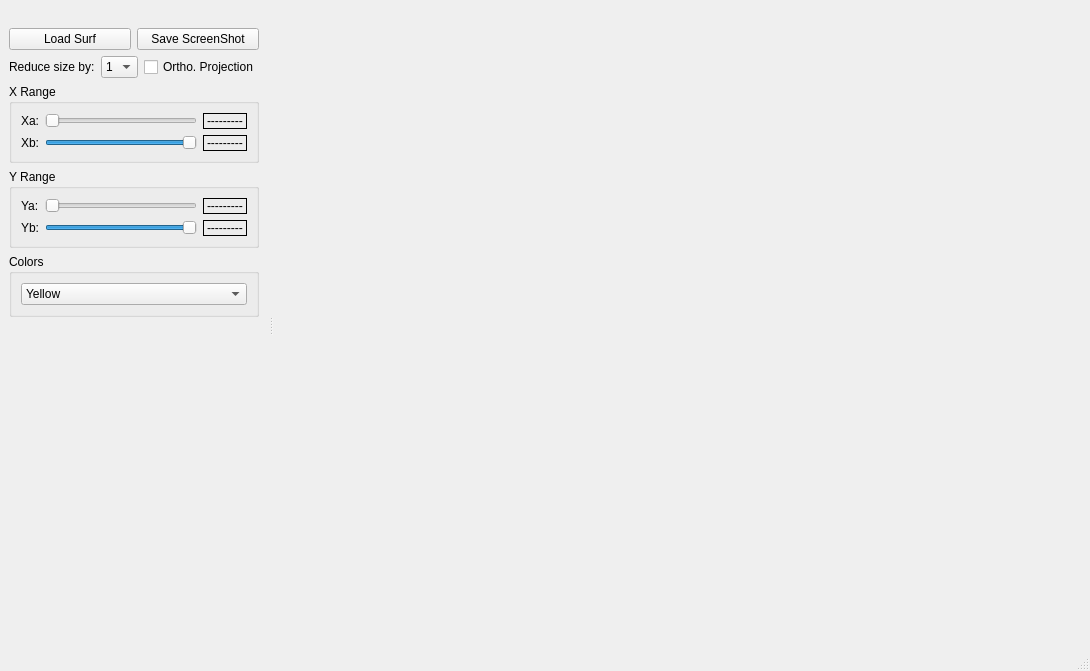
The window that DisplaySurf/mainwindow.ui (otre99/NormalMap2Surface) describes before a commit, drawn with Qt 5.
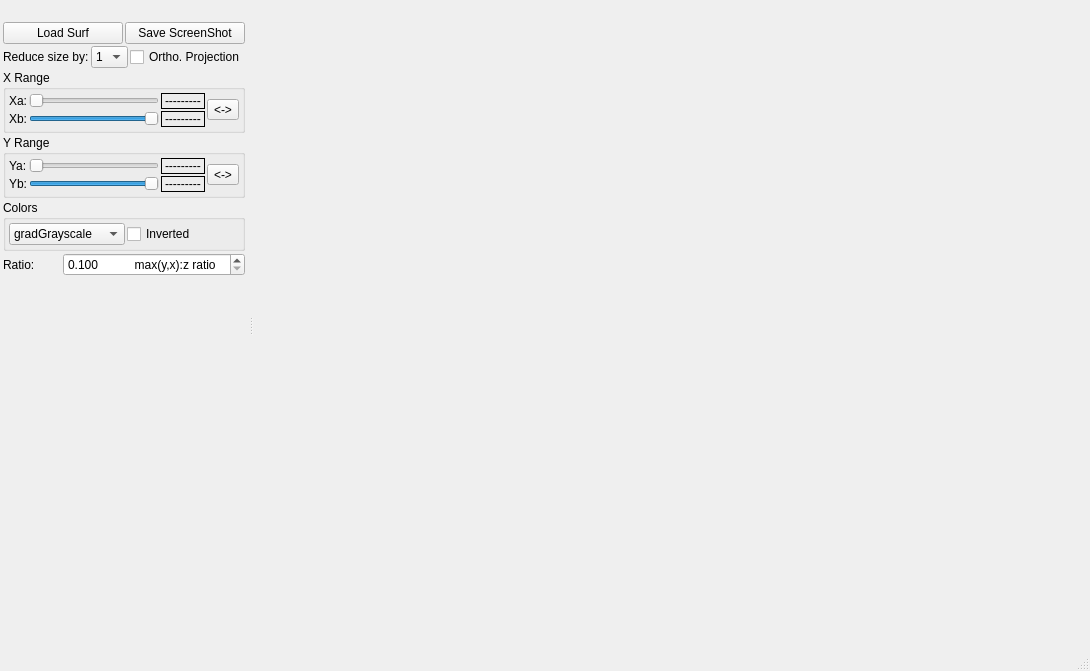
The same window after the commit.

The edit to the form file:
```diff
--- a/DisplaySurf/mainwindow.ui
+++ b/DisplaySurf/mainwindow.ui
@@ -37,168 +37,40 @@
    </attribute>
    <widget class="QWidget" name="dockWidgetContents">
     <layout class="QGridLayout" name="gridLayout_6">
-     <item row="7" column="0">
-      <spacer name="verticalSpacer">
-       <property name="orientation">
-        <enum>Qt::Vertical</enum>
-       </property>
-       <property name="sizeHint" stdset="0">
-        <size>
-         <width>20</width>
-         <height>358</height>
-        </size>
-       </property>
-      </spacer>
-     </item>
-     <item row="1" column="0">
+     <property name="leftMargin">
+      <number>3</number>
+     </property>
+     <property name="topMargin">
+      <number>3</number>
+     </property>
+     <property name="rightMargin">
+      <number>3</number>
+     </property>
+     <property name="bottomMargin">
+      <number>3</number>
+     </property>
+     <property name="spacing">
+      <number>2</number>
+     </property>
+     <item row="0" column="0">
       <widget class="QPushButton" name="pushButton">
        <property name="text">
         <string>Load Surf</string>
        </property>
       </widget>
      </item>
-     <item row="4" column="0" colspan="2">
-      <widget class="QGroupBox" name="groupBox_2">
-       <property name="title">
-        <string>Y Range</string>
+     <item row="0" column="1">
+      <widget class="QPushButton" name="pushButtonScreenShot">
+       <property name="text">
+        <string>Save ScreenShot</string>
        </property>
-       <layout class="QGridLayout" name="gridLayout_3">
-        <item row="0" column="0">
-         <layout class="QGridLayout" name="gridLayout_4">
-          <item row="0" column="0">
-           <widget class="QLabel" name="label_6">
-            <property name="text">
-             <string>Ya:</string>
-            </property>
-           </widget>
-          </item>
-          <item row="0" column="1">
-           <widget class="QSlider" name="horizontalSliderYmin">
-            <property name="maximum">
-             <number>999999999</number>
-            </property>
-            <property name="orientation">
-             <enum>Qt::Horizontal</enum>
-            </property>
-           </widget>
-          </item>
-          <item row="0" column="2">
-           <widget class="QLabel" name="lbYMin">
-            <property name="frameShape">
-             <enum>QFrame::Box</enum>
-            </property>
-            <property name="text">
-             <string>---------</string>
-            </property>
-           </widget>
-          </item>
-          <item row="1" column="0">
-           <widget class="QLabel" name="label_8">
-            <property name="text">
-             <string>Yb:</string>
-            </property>
-           </widget>
-          </item>
-          <item row="1" column="1">
-           <widget class="QSlider" name="horizontalSliderYmax">
-            <property name="maximum">
-             <number>999999999</number>
-            </property>
-            <property name="value">
-             <number>999999999</number>
-            </property>
-            <property name="orientation">
-             <enum>Qt::Horizontal</enum>
-            </property>
-           </widget>
-          </item>
-          <item row="1" column="2">
-           <widget class="QLabel" name="lbYMax">
-            <property name="frameShape">
-             <enum>QFrame::Box</enum>
-            </property>
-            <property name="text">
-             <string>---------</string>
-            </property>
-           </widget>
-          </item>
-         </layout>
-        </item>
-       </layout>
       </widget>
      </item>
-     <item row="3" column="0" colspan="2">
-      <widget class="QGroupBox" name="groupBox">
-       <property name="title">
-        <string>X Range</string>
-       </property>
-       <layout class="QGridLayout" name="gridLayout_2">
-        <item row="0" column="0">
-         <layout class="QGridLayout" name="gridLayout">
-          <item row="0" column="0">
-           <widget class="QLabel" name="label_2">
-            <property name="text">
-             <string>Xa:</string>
-            </property>
-           </widget>
-          </item>
-          <item row="0" column="1">
-           <widget class="QSlider" name="horizontalSliderXmin">
-            <property name="maximum">
-             <number>999999999</number>
-            </property>
-            <property name="orientation">
-             <enum>Qt::Horizontal</enum>
-            </property>
-           </widget>
-          </item>
-          <item row="0" column="2">
-           <widget class="QLabel" name="lbXMin">
-            <property name="frameShape">
-             <enum>QFrame::Box</enum>
-            </property>
-            <property name="text">
-             <string>---------</string>
-            </property>
-           </widget>
-          </item>
-          <item row="1" column="0">
-           <widget class="QLabel" name="label_3">
-            <property name="text">
-             <string>Xb:</string>
-            </property>
-           </widget>
-          </item>
-          <item row="1" column="1">
-           <widget class="QSlider" name="horizontalSliderXmax">
-            <property name="maximum">
-             <number>999999999</number>
-            </property>
-            <property name="value">
-             <number>999999999</number>
-            </property>
-            <property name="orientation">
-             <enum>Qt::Horizontal</enum>
-            </property>
-           </widget>
-          </item>
-          <item row="1" column="2">
-           <widget class="QLabel" name="lbXMax">
-            <property name="frameShape">
-             <enum>QFrame::Box</enum>
-            </property>
-            <property name="text">
-             <string>---------</string>
-            </property>
-           </widget>
-          </item>
-         </layout>
-        </item>
-       </layout>
-      </widget>
-     </item>
-     <item row="2" column="0" colspan="2">
+     <item row="1" column="0" colspan="2">
       <layout class="QHBoxLayout" name="horizontalLayout">
+       <property name="spacing">
+        <number>2</number>
+       </property>
        <item>
         <widget class="QLabel" name="label">
          <property name="text">
@@ -254,17 +126,254 @@
        </item>
       </layout>
      </item>
+     <item row="2" column="0" colspan="2">
+      <widget class="QGroupBox" name="groupBox">
+       <property name="title">
+        <string>X Range</string>
+       </property>
+       <layout class="QGridLayout" name="gridLayout">
+        <property name="leftMargin">
+         <number>3</number>
+        </property>
+        <property name="topMargin">
+         <number>3</number>
+        </property>
+        <property name="rightMargin">
+         <number>3</number>
+        </property>
+        <property name="bottomMargin">
+         <number>3</number>
+        </property>
+        <property name="spacing">
+         <number>2</number>
+        </property>
+        <item row="0" column="0">
+         <widget class="QLabel" name="label_2">
+          <property name="text">
+           <string>Xa:</string>
+          </property>
+         </widget>
+        </item>
+        <item row="0" column="1">
+         <widget class="QSlider" name="horizontalSliderXmin">
+          <property name="maximum">
+           <number>999999999</number>
+          </property>
+          <property name="orientation">
+           <enum>Qt::Horizontal</enum>
+          </property>
+         </widget>
+        </item>
+        <item row="0" column="2">
+         <widget class="QLabel" name="lbXMin">
+          <property name="frameShape">
+           <enum>QFrame::Box</enum>
+          </property>
+          <property name="text">
+           <string>---------</string>
+          </property>
+         </widget>
+        </item>
+        <item row="0" column="3" rowspan="2">
+         <widget class="QToolButton" name="toolButtonExpandX">
+          <property name="text">
+           <string>&lt;-&gt;</string>
+          </property>
+         </widget>
+        </item>
+        <item row="1" column="0">
+         <widget class="QLabel" name="label_3">
+          <property name="text">
+           <string>Xb:</string>
+          </property>
+         </widget>
+        </item>
+        <item row="1" column="1">
+         <widget class="QSlider" name="horizontalSliderXmax">
+          <property name="maximum">
+           <number>999999999</number>
+          </property>
+          <property name="value">
+           <number>999999999</number>
+          </property>
+          <property name="orientation">
+           <enum>Qt::Horizontal</enum>
+          </property>
+         </widget>
+        </item>
+        <item row="1" column="2">
+         <widget class="QLabel" name="lbXMax">
+          <property name="frameShape">
+           <enum>QFrame::Box</enum>
+          </property>
+          <property name="text">
+           <string>---------</string>
+          </property>
+         </widget>
+        </item>
+       </layout>
+      </widget>
+     </item>
+     <item row="3" column="0" colspan="2">
+      <widget class="QGroupBox" name="groupBox_2">
+       <property name="title">
+        <string>Y Range</string>
+       </property>
+       <layout class="QGridLayout" name="gridLayout_2">
+        <property name="leftMargin">
+         <number>3</number>
+        </property>
+        <property name="topMargin">
+         <number>3</number>
+        </property>
+        <property name="rightMargin">
+         <number>3</number>
+        </property>
+        <property name="bottomMargin">
+         <number>3</number>
+        </property>
+        <property name="spacing">
+         <number>2</number>
+        </property>
+        <item row="0" column="0">
+         <widget class="QLabel" name="label_6">
+          <property name="text">
+           <string>Ya:</string>
+          </property>
+         </widget>
+        </item>
+        <item row="0" column="1">
+         <widget class="QSlider" name="horizontalSliderYmin">
+          <property name="maximum">
+           <number>999999999</number>
+          </property>
+          <property name="orientation">
+           <enum>Qt::Horizontal</enum>
+          </property>
+         </widget>
+        </item>
+        <item row="0" column="2">
+         <widget class="QLabel" name="lbYMin">
+          <property name="frameShape">
+           <enum>QFrame::Box</enum>
+          </property>
+          <property name="text">
+           <string>---------</string>
+          </property>
+         </widget>
+        </item>
+        <item row="0" column="3" rowspan="2">
+         <widget class="QToolButton" name="toolButtonExpandY">
+          <property name="text">
+           <string>&lt;-&gt;</string>
+          </property>
+         </widget>
+        </item>
+        <item row="1" column="0">
+         <widget class="QLabel" name="label_8">
+          <property name="text">
+           <string>Yb:</string>
+          </property>
+         </widget>
+        </item>
+        <item row="1" column="1">
+         <widget class="QSlider" name="horizontalSliderYmax">
+          <property name="maximum">
+           <number>999999999</number>
+          </property>
+          <property name="value">
+           <number>999999999</number>
+          </property>
+          <property name="orientation">
+           <enum>Qt::Horizontal</enum>
+          </property>
+         </widget>
+        </item>
+        <item row="1" column="2">
+         <widget class="QLabel" name="lbYMax">
+          <property name="frameShape">
+           <enum>QFrame::Box</enum>
+          </property>
+          <property name="text">
+           <string>---------</string>
+          </property>
+         </widget>
+        </item>
+       </layout>
+      </widget>
+     </item>
      <item row="5" column="0" colspan="2">
+      <layout class="QHBoxLayout" name="horizontalLayout_2">
+       <property name="spacing">
+        <number>2</number>
+       </property>
+       <item>
+        <widget class="QLabel" name="label_4">
+         <property name="text">
+          <string>Ratio: </string>
+         </property>
+        </widget>
+       </item>
+       <item>
+        <widget class="QDoubleSpinBox" name="doubleSpinBoxAspectRatio">
+         <property name="suffix">
+          <string>           max(y,x):z ratio</string>
+         </property>
+         <property name="decimals">
+          <number>3</number>
+         </property>
+         <property name="minimum">
+          <double>0.100000000000000</double>
+         </property>
+         <property name="maximum">
+          <double>50.000000000000000</double>
+         </property>
+         <property name="singleStep">
+          <double>0.100000000000000</double>
+         </property>
+        </widget>
+       </item>
+      </layout>
+     </item>
+     <item row="6" column="0">
+      <spacer name="verticalSpacer">
+       <property name="orientation">
+        <enum>Qt::Vertical</enum>
+       </property>
+       <property name="sizeHint" stdset="0">
+        <size>
+         <width>20</width>
+         <height>358</height>
+        </size>
+       </property>
+      </spacer>
+     </item>
+     <item row="4" column="0" colspan="2">
       <widget class="QGroupBox" name="groupBox_3">
        <property name="title">
         <string>Colors</string>
        </property>
        <layout class="QGridLayout" name="gridLayout_5">
+        <property name="leftMargin">
+         <number>3</number>
+        </property>
+        <property name="topMargin">
+         <number>3</number>
+        </property>
+        <property name="rightMargin">
+         <number>3</number>
+        </property>
+        <property name="bottomMargin">
+         <number>3</number>
+        </property>
+        <property name="spacing">
+         <number>2</number>
+        </property>
         <item row="0" column="0">
          <widget class="QComboBox" name="comboBoxGradients">
           <item>
            <property name="text">
-            <string>Yellow</string>
+            <string>gradGrayscale</string>
            </property>
           </item>
           <item>
@@ -282,18 +391,68 @@
             <string>Gradient</string>
            </property>
           </item>
+          <item>
+           <property name="text">
+            <string>gradCandy</string>
+           </property>
+          </item>
+          <item>
+           <property name="text">
+            <string>gradGeography</string>
+           </property>
+          </item>
+          <item>
+           <property name="text">
+            <string>gradIon</string>
+           </property>
+          </item>
+          <item>
+           <property name="text">
+            <string>gradThermal</string>
+           </property>
+          </item>
+          <item>
+           <property name="text">
+            <string>gradPolar</string>
+           </property>
+          </item>
+          <item>
+           <property name="text">
+            <string>gradSpectrum</string>
+           </property>
+          </item>
+          <item>
+           <property name="text">
+            <string>gradJet</string>
+           </property>
+          </item>
+          <item>
+           <property name="text">
+            <string>gradHues</string>
+           </property>
+          </item>
+          <item>
+           <property name="text">
+            <string>gradYellow</string>
+           </property>
+          </item>
+          <item>
+           <property name="text">
+            <string>gradBlue</string>
+           </property>
+          </item>
+         </widget>
+        </item>
+        <item row="0" column="1">
+         <widget class="QCheckBox" name="checkBoxCMapInvert">
+          <property name="text">
+           <string>Inverted</string>
+          </property>
          </widget>
         </item>
        </layout>
       </widget>
      </item>
-     <item row="1" column="1">
-      <widget class="QPushButton" name="pushButtonScreenShot">
-       <property name="text">
-        <string>Save ScreenShot</string>
-       </property>
-      </widget>
-     </item>
     </layout>
    </widget>
   </widget>
```
Left out of the diff: 6 changed lines with no effect on the pictures.
